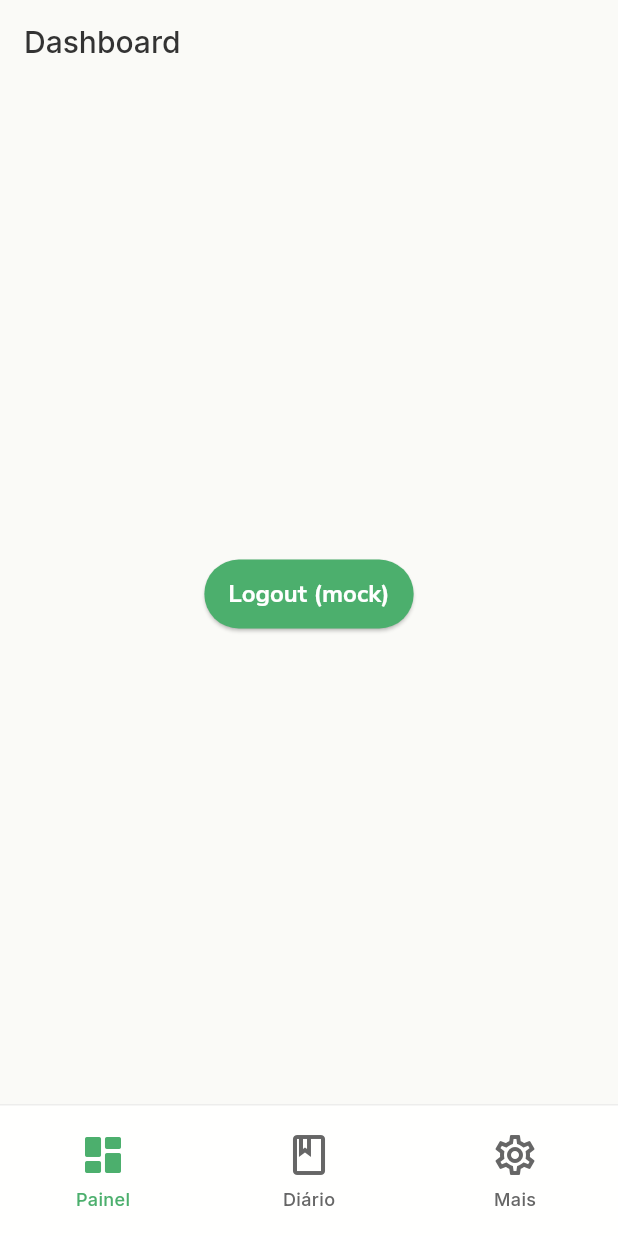
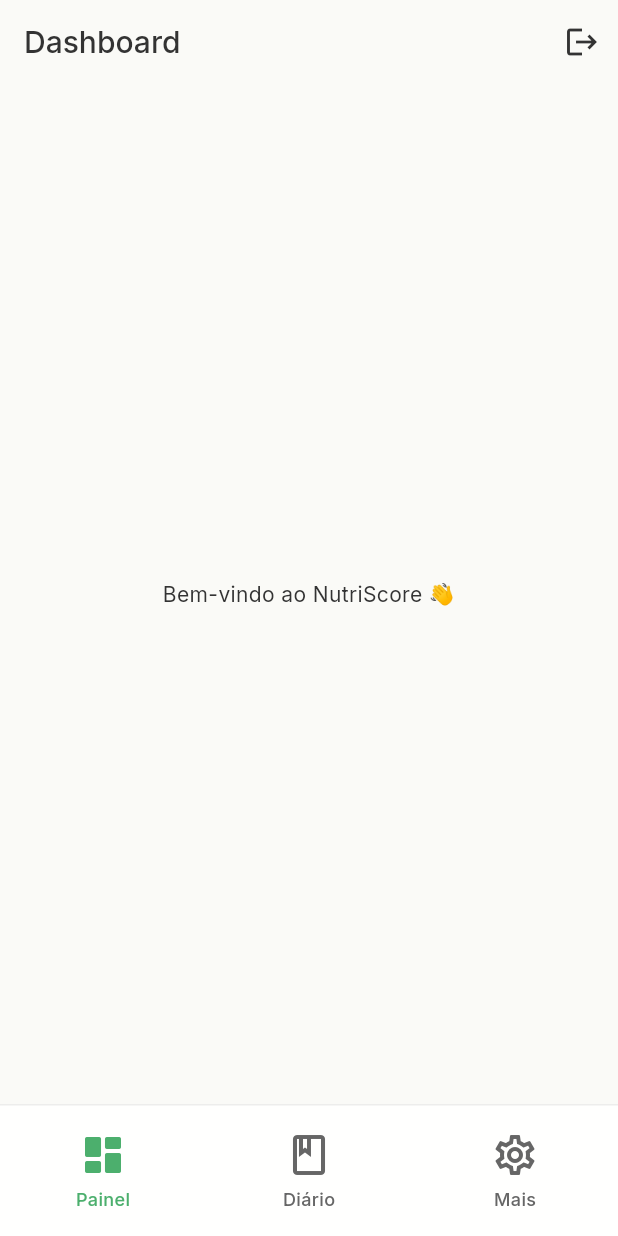
Before and after one commit to Fegue3/NutriScore, a Flutter app: the HomeScreen screen opened by its route, on a phone screen of 412 x 824 dp. Run offline on Flutter 3.47's test engine with Material 3 defaults, Android fonts, the phone set to English and light mode, and no system bars; our stand-ins replace dio, flutter_secure_storage, go_router; accounts and stored records are empty.

Commit message:
changed the homescreen screen

```diff
--- a/Frontend/lib/features/home/home_screen.dart
+++ b/Frontend/lib/features/home/home_screen.dart
@@ -1,4 +1,5 @@
 import 'package:flutter/material.dart';
+import 'package:go_router/go_router.dart';
 import '../../app/di.dart';
 
 class HomeScreen extends StatelessWidget {
@@ -7,12 +8,21 @@ class HomeScreen extends StatelessWidget {
   @override
   Widget build(BuildContext context) {
     return Scaffold(
-      appBar: AppBar(title: const Text('Dashboard')),
-      body: Center(
-        child: ElevatedButton(
-          onPressed: () => di.authRepository.signOut(),
-          child: const Text('Logout (mock)'),
-        ),
+      appBar: AppBar(
+        title: const Text('Dashboard'),
+        actions: [
+          IconButton(
+            tooltip: 'Terminar sessão',
+            onPressed: () {
+              di.authRepository.logout(); // <— este é o nome certo
+              context.go('/');            // opcional
+            },
+            icon: const Icon(Icons.logout),
+          ),
+        ],
+      ),
+      body: const Center(
+        child: Text('Bem-vindo ao NutriScore 👋'),
       ),
     );
   }
```
